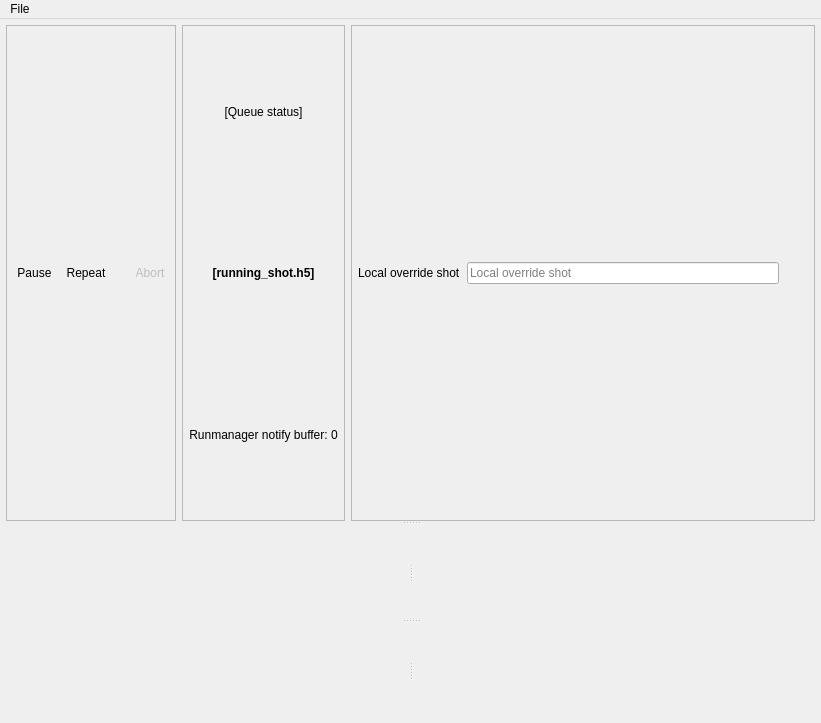
Qt form blacs/main.ui (ispielma/blacs) before a commit.
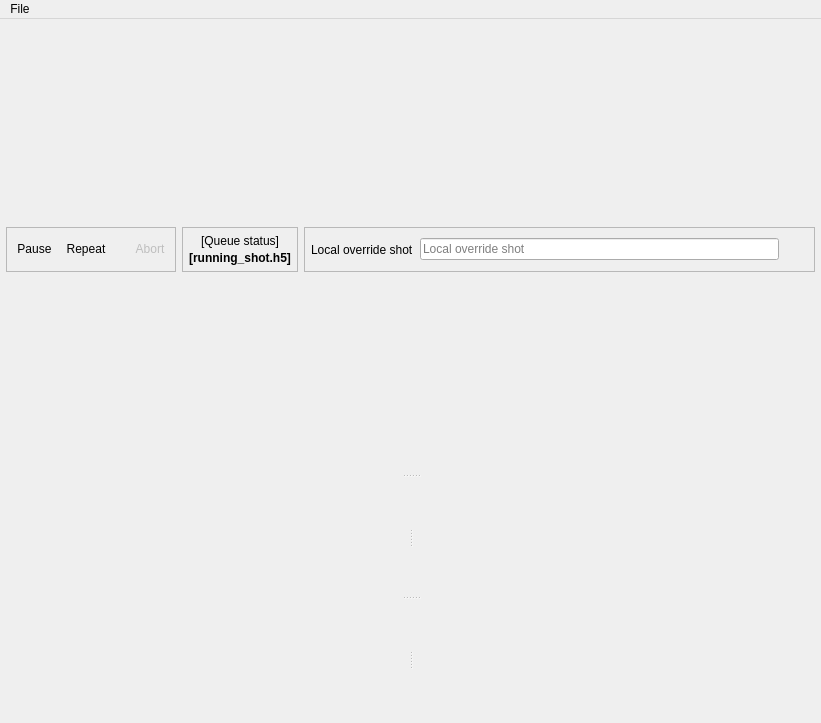
The same form after that commit. Icons and pictures are not drawn.

Commit message:
Revert "Buffer BLACS notifications to runmanager"
This reverts commit f975bc184f7b317665d5c93f74ad3f27e578ad3e.

Patch:
```diff
--- a/blacs/main.ui
+++ b/blacs/main.ui
@@ -308,7 +308,7 @@
                   </widget>
                  </item>
                  <item>
-                 <widget class="QLabel" name="running_shot_name">
+                  <widget class="QLabel" name="running_shot_name">
                    <property name="text">
                     <string>&lt;b&gt;[running_shot.h5]&lt;/b&gt;</string>
                    </property>
@@ -317,16 +317,6 @@
                    </property>
                   </widget>
                  </item>
-                 <item>
-                  <widget class="QLabel" name="runmanager_notify_buffer_label">
-                   <property name="text">
-                    <string>Runmanager notify buffer: 0</string>
-                   </property>
-                   <property name="alignment">
-                    <set>Qt::AlignCenter</set>
-                   </property>
-                  </widget>
-                 </item>
                 </layout>
                </widget>
               </item>
@@ -400,6 +390,9 @@
                 </layout>
                </widget>
               </item>
+              <item>
+               <layout class="QVBoxLayout" name="analysis"/>
+              </item>
              </layout>
             </item>
            </layout>
```
The commit also changes 8 other files.
